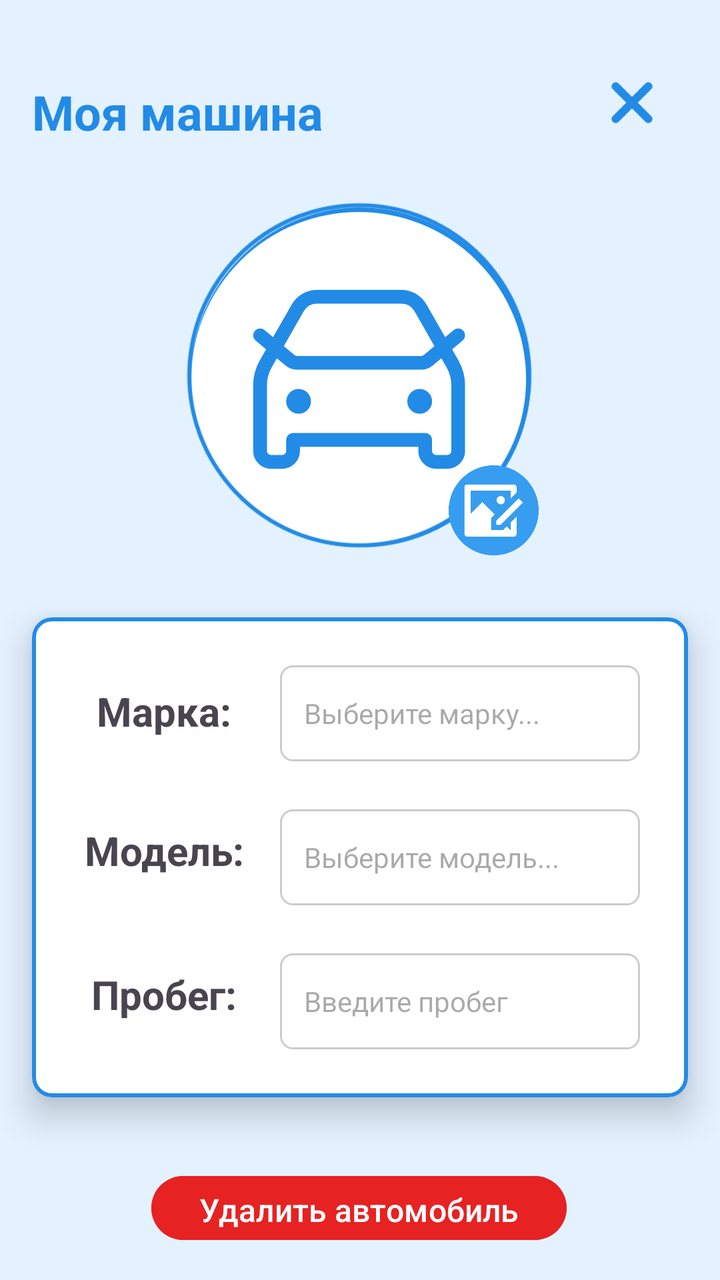
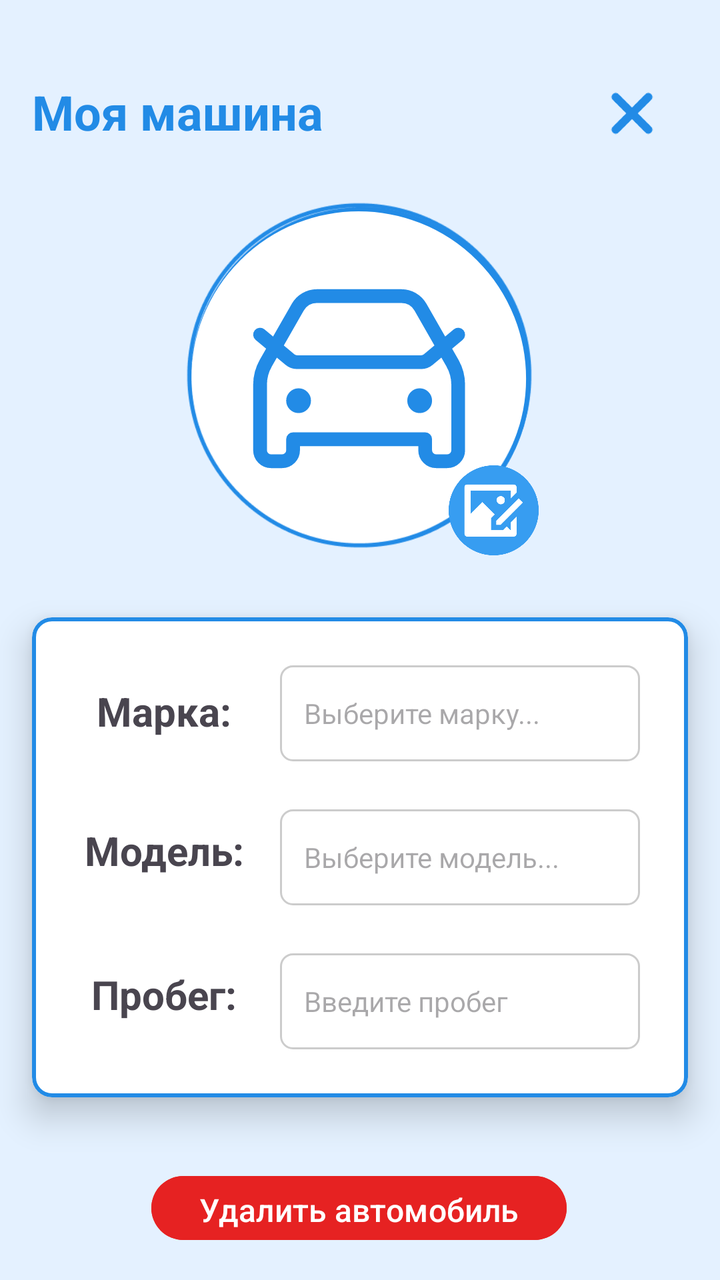

Two renders of the same Android screen: before a commit and after it. Below are the layout's source before the change and the commit's diff.
<!-- AndroidManifest.xml: application theme Theme.MyCar -->
<!-- res/layout/activity_main_add_car.xml -->
<?xml version="1.0" encoding="utf-8"?>
<androidx.constraintlayout.widget.ConstraintLayout xmlns:android="http://schemas.android.com/apk/res/android"
    xmlns:app="http://schemas.android.com/apk/res-auto"
    xmlns:tools="http://schemas.android.com/tools"
    android:id="@+id/main"
    android:layout_width="match_parent"
    android:layout_height="match_parent"
    android:background="#E4F1FF"
    tools:context=".MainActivityAddCar">

    <ImageView
        android:id="@+id/imageView11"
        android:layout_width="180dp"
        android:layout_height="180dp"
        android:layout_marginTop="24dp"
        android:padding="4dp"
        android:scaleType="centerCrop"
        android:src="@drawable/car"
        app:layout_constraintBottom_toBottomOf="parent"
        app:layout_constraintEnd_toEndOf="parent"
        app:layout_constraintHorizontal_bias="0.497"
        app:layout_constraintStart_toStartOf="parent"
        app:layout_constraintTop_toBottomOf="@+id/textView2"
        app:layout_constraintVertical_bias="0.01"
        app:strokeColor="#228BE6"
        app:strokeWidth="2dp" />

    <ImageView
        android:id="@+id/imageView10"
        android:layout_width="210dp"
        android:layout_height="210dp"
        app:layout_constraintBottom_toBottomOf="@+id/cardView"
        app:layout_constraintEnd_toEndOf="parent"
        app:layout_constraintHorizontal_bias="0.497"
        app:layout_constraintStart_toStartOf="parent"
        app:layout_constraintTop_toBottomOf="@+id/textView2"
        app:layout_constraintVertical_bias="0.03"
        app:srcCompat="@drawable/group" />

    <Button
        android:id="@+id/button"
        android:layout_width="0dp"
        android:layout_height="50dp"
        android:layout_marginStart="32dp"
        android:layout_marginTop="16dp"
        android:layout_marginEnd="32dp"
        android:layout_marginBottom="24dp"
        android:backgroundTint="#228BE6"
        android:text="Сохранить"
        android:textSize="18sp"
        app:layout_constraintBottom_toTopOf="@+id/deleteButton"
        app:layout_constraintEnd_toEndOf="parent"
        app:layout_constraintHorizontal_bias="0.496"
        app:layout_constraintStart_toStartOf="parent"
        app:layout_constraintTop_toBottomOf="@+id/carCardView"
        app:layout_constraintVertical_bias="0.333" />

    <Button
        android:id="@+id/deleteButton"
        android:layout_width="wrap_content"
        android:layout_height="40dp"
        android:layout_marginBottom="16dp"
        android:backgroundTint="#E62222"
        android:text="Удалить автомобиль"
        android:textSize="16sp"
        app:layout_constraintBottom_toTopOf="@+id/cardView"
        app:layout_constraintEnd_toEndOf="parent"
        app:layout_constraintHorizontal_bias="0.497"
        app:layout_constraintStart_toStartOf="parent" />

    <TextView
        android:id="@+id/textView2"
        android:layout_width="wrap_content"
        android:layout_height="wrap_content"
        android:layout_marginStart="16dp"
        android:layout_marginTop="16dp"
        android:text="Моя машина"
        android:textColor="#228BE6"
        android:textSize="24sp"
        android:textStyle="bold"
        android:typeface="normal"
        app:layout_constraintBottom_toBottomOf="parent"
        app:layout_constraintEnd_toEndOf="parent"
        app:layout_constraintHorizontal_bias="0.0"
        app:layout_constraintStart_toStartOf="parent"
        app:layout_constraintTop_toTopOf="parent"
        app:layout_constraintVertical_bias="0.04" />

    <com.google.android.material.card.MaterialCardView
        android:id="@+id/carCardView"
        android:layout_width="0dp"
        android:layout_height="240dp"
        android:layout_marginStart="16dp"
        android:layout_marginTop="16dp"
        android:layout_marginEnd="16dp"
        app:cardBackgroundColor="@android:color/white"
        app:cardCornerRadius="10dp"
        app:cardElevation="10dp"
        app:layout_constraintEnd_toEndOf="parent"
        app:layout_constraintHorizontal_bias="0.0"
        app:layout_constraintStart_toStartOf="parent"
        app:layout_constraintTop_toBottomOf="@+id/imageView10"
        app:strokeColor="#228BE6"
        app:strokeWidth="2dp">

        <androidx.constraintlayout.widget.ConstraintLayout
            android:layout_width="match_parent"
            android:layout_height="match_parent"
            android:padding="8dp">

            <TextView
                android:id="@+id/textView3"
                android:layout_width="100dp"
                android:layout_height="40dp"
                android:layout_marginStart="8dp"
                android:layout_marginBottom="8dp"
                android:padding="3dp"
                android:text="Марка:"
                android:textAlignment="center"
                android:textSize="20sp"
                android:textStyle="bold"
                app:layout_constraintBottom_toTopOf="@+id/textView6"
                app:layout_constraintStart_toStartOf="parent"
                app:layout_constraintTop_toTopOf="parent"
                app:layout_constraintVertical_bias="0.51" />

            <TextView
                android:id="@+id/brandAutoComplete"
                android:layout_width="180dp"
                android:layout_height="48dp"
                android:layout_marginEnd="16dp"
                android:layout_marginBottom="8dp"
                android:background="@drawable/bg_edit_text"
                android:clickable="true"
                android:ellipsize="end"
                android:focusable="true"
                android:gravity="center_vertical"
                android:hint="Выберите марку..."
                android:maxLines="1"
                android:paddingStart="12dp"
                android:paddingEnd="12dp"
                android:textSize="14sp"
                app:layout_constraintBottom_toTopOf="@+id/modelAutoComplete"
                app:layout_constraintEnd_toEndOf="parent"
                app:layout_constraintTop_toTopOf="parent"
                app:layout_constraintVertical_bias="0.2" />

            <TextView
                android:id="@+id/textView6"
                android:layout_width="100dp"
                android:layout_height="40dp"
                android:layout_marginStart="8dp"
                android:layout_marginBottom="32dp"
                android:padding="3dp"
                android:text="Модель:"
                android:textAlignment="center"
                android:textSize="20sp"
                android:textStyle="bold"
                app:layout_constraintBottom_toTopOf="@+id/textView7"
                app:layout_constraintStart_toStartOf="parent" />

            <TextView
                android:id="@+id/modelAutoComplete"
                android:layout_width="180dp"
                android:layout_height="48dp"
                android:layout_marginEnd="16dp"
                android:layout_marginBottom="8dp"
                android:background="@drawable/bg_edit_text"
                android:clickable="true"
                android:ellipsize="end"
                android:focusable="true"
                android:gravity="center_vertical"
                android:hint="Выберите модель..."
                android:maxLines="1"
                android:paddingStart="12dp"
                android:paddingEnd="12dp"
                android:textSize="14sp"
                app:layout_constraintBottom_toTopOf="@+id/textInputEditText2"
                app:layout_constraintEnd_toEndOf="parent"
                app:layout_constraintTop_toBottomOf="@+id/brandAutoComplete" />

            <TextView
                android:id="@+id/textView7"
                android:layout_width="100dp"
                android:layout_height="40dp"
                android:layout_marginStart="8dp"
                android:layout_marginBottom="20dp"
                android:padding="3dp"
                android:text="Пробег:"
                android:textAlignment="center"
                android:textSize="20sp"
                android:textStyle="bold"
                app:layout_constraintBottom_toBottomOf="parent"
                app:layout_constraintStart_toStartOf="parent" />

            <com.google.android.material.textfield.TextInputLayout
                android:id="@+id/mileageTextInputLayout"
                style="@style/Widget.MaterialComponents.TextInputLayout.OutlinedBox"
                android:layout_width="180dp"
                android:layout_height="wrap_content"
                android:layout_marginEnd="16dp"
                android:visibility="gone"
                app:layout_constraintEnd_toEndOf="parent"
                app:layout_constraintTop_toBottomOf="@+id/modelAutoComplete"
                app:layout_constraintBottom_toBottomOf="parent"
                app:layout_constraintVertical_bias="0.1">

                <com.google.android.material.textfield.TextInputEditText
                    android:id="@+id/textInputEditText"
                    android:layout_width="match_parent"
                    android:layout_height="48dp"
                    android:hint="Введите пробег"
                    android:inputType="number"
                    android:paddingStart="12dp"
                    android:paddingEnd="12dp"
                    android:singleLine="true"
                    android:textSize="14sp" />

            </com.google.android.material.textfield.TextInputLayout>

            <EditText
                android:id="@+id/textInputEditText2"
                android:layout_width="180dp"
                android:layout_height="48dp"
                android:layout_marginEnd="16dp"
                android:background="@drawable/bg_edit_text"
                android:hint="Введите пробег"
                android:inputType="number"
                android:paddingStart="12dp"
                android:paddingEnd="12dp"
                android:singleLine="true"
                android:textSize="14sp"
                app:layout_constraintEnd_toEndOf="parent"
                app:layout_constraintTop_toBottomOf="@+id/modelAutoComplete"
                app:layout_constraintBottom_toBottomOf="parent"
                app:layout_constraintVertical_bias="0.1" />

        </androidx.constraintlayout.widget.ConstraintLayout>
    </com.google.android.material.card.MaterialCardView>

    <androidx.cardview.widget.CardView
        android:id="@+id/cardView"
        android:layout_width="0dp"
        android:layout_height="wrap_content"
        app:cardBackgroundColor="#228BE6"
        app:layout_constraintBottom_toBottomOf="parent"
        app:layout_constraintEnd_toEndOf="parent"
        app:layout_constraintStart_toStartOf="parent" />

    <ImageView
        android:id="@+id/imageView2"
        android:layout_width="40dp"
        android:layout_height="40dp"
        android:layout_marginTop="8dp"
        android:layout_marginEnd="24dp"
        android:layout_marginBottom="171dp"
        app:layout_constraintBottom_toTopOf="@+id/carCardView"
        app:layout_constraintEnd_toEndOf="parent"
        app:layout_constraintHorizontal_bias="1.0"
        app:layout_constraintStart_toEndOf="@+id/textView2"
        app:layout_constraintTop_toTopOf="parent"
        app:layout_constraintVertical_bias="0.259"
        app:srcCompat="@drawable/cancel" />

    

    <ImageView
        android:id="@+id/editimageView"
        android:layout_width="45dp"
        android:layout_height="45dp"
        android:layout_marginTop="150dp"
        app:layout_constraintBottom_toBottomOf="@+id/imageView11"
        app:layout_constraintEnd_toEndOf="@+id/imageView11"
        app:layout_constraintHorizontal_bias="1.0"
        app:layout_constraintStart_toStartOf="@+id/imageView11"
        app:layout_constraintTop_toTopOf="@+id/imageView10"
        app:layout_constraintVertical_bias="0.0"
        app:srcCompat="@drawable/edit" />

    <FrameLayout
        android:id="@+id/progressOverlay"
        android:layout_width="match_parent"
        android:layout_height="match_parent"
        android:background="#40E4F1FF"
        android:visibility="gone"
        android:elevation="10dp">
        <ProgressBar
            android:layout_width="64dp"
            android:layout_height="64dp"
            android:layout_gravity="center"
            android:indeterminateTint="#228BE6" />
    </FrameLayout>

</androidx.constraintlayout.widget.ConstraintLayout>
<!-- resources referenced by this layout -->
<resources>
  <!-- drawable bg_edit_text (drawable) -->
  <?xml version="1.0" encoding="utf-8"?>
  <shape xmlns:android="http://schemas.android.com/apk/res/android"
      android:shape="rectangle">
      <solid android:color="#FFFFFF" />
      <stroke android:width="1dp" android:color="#CCCCCC" />
      <corners android:radius="6dp" />
  </shape>
  <!-- drawable cancel: png bitmap (drawable, 43065 bytes) -->
  <!-- drawable car (drawable) -->
  <vector xmlns:android="http://schemas.android.com/apk/res/android"
      android:width="150dp"
      android:height="150dp"
      android:viewportWidth="150"
      android:viewportHeight="150">
    <path
        android:pathData="M75,75m-74,0a74,74 0,1 1,148 0a74,74 0,1 1,-148 0"
        android:strokeWidth="2"
        android:fillColor="#ffffff"
        android:strokeColor="#228BE6"/>
    <path
        android:pathData="M32,55.8L45.06,66.69C45.93,67.41 47.01,67.8 48.14,67.8H102.26C103.39,67.8 104.47,67.41 105.33,66.69L118.4,55.8M48.8,84.6H48.85M101.6,84.6H101.65M56.77,39H93.63C97.07,39 100.25,40.85 101.96,43.84L115.87,68.17C117.53,71.07 118.4,74.36 118.4,77.7V106.2C118.4,108.85 116.25,111 113.6,111H108.8C106.15,111 104,108.85 104,106.2V101.4H46.4V106.2C46.4,108.85 44.25,111 41.6,111H36.8C34.15,111 32,108.85 32,106.2V77.7C32,74.36 32.87,71.07 34.53,68.17L48.44,43.84C50.15,40.85 53.33,39 56.77,39ZM51.2,84.6C51.2,85.93 50.13,87 48.8,87C47.47,87 46.4,85.93 46.4,84.6C46.4,83.27 47.47,82.2 48.8,82.2C50.13,82.2 51.2,83.27 51.2,84.6ZM104,84.6C104,85.93 102.93,87 101.6,87C100.28,87 99.2,85.93 99.2,84.6C99.2,83.27 100.28,82.2 101.6,82.2C102.93,82.2 104,83.27 104,84.6Z"
        android:strokeLineJoin="round"
        android:strokeWidth="6"
        android:fillColor="#00000000"
        android:strokeColor="#228BE6"
        android:strokeLineCap="round"/>
  </vector>
  <!-- drawable edit: png bitmap (drawable, 17703 bytes) -->
  <!-- drawable group: png bitmap (drawable, 13524 bytes) -->
  <style name="Theme.MyCar" parent="Base.Theme.MyCar" />
  <style name="Base.Theme.MyCar" parent="Theme.Material3.DayNight.NoActionBar">
          <item name="colorPrimary">@color/my_home_bar_color</item>
          <item name="colorSecondary">@color/my_home_bar_color</item>
          <item name="android:statusBarColor">@color/my_status_bar_color</item>
          <item name="android:navigationBarColor">@color/my_status_bar_color</item>
          <item name="android:windowAnimationStyle">@style/ActivityAnimation</item>
      </style>
  <color name="my_home_bar_color">#228BE6</color>
  <color name="my_status_bar_color">#E4F1FF</color>
  <style name="ActivityAnimation" parent="@android:style/Animation.Activity">
          <item name="android:activityOpenEnterAnimation">@anim/slide_in_right</item>
          <item name="android:activityOpenExitAnimation">@anim/slide_out_left</item>
          <item name="android:activityCloseEnterAnimation">@anim/slide_in_left</item>
          <item name="android:activityCloseExitAnimation">@anim/slide_out_right</item>
      </style>
</resources>

<!-- the commit's change to res/layout/activity_main_add_car.xml (unified diff, before → after) -->
@@ -21,7 +21,7 @@
         app:layout_constraintHorizontal_bias="0.497"
         app:layout_constraintStart_toStartOf="parent"
         app:layout_constraintTop_toBottomOf="@+id/textView2"
-        app:layout_constraintVertical_bias="0.01"
+        app:layout_constraintVertical_bias="0.009"
         app:strokeColor="#228BE6"
         app:strokeWidth="2dp" />
 
@@ -247,6 +247,8 @@
         app:layout_constraintEnd_toEndOf="parent"
         app:layout_constraintStart_toStartOf="parent" />
 
+    
+
     <ImageView
         android:id="@+id/imageView2"
         android:layout_width="40dp"
@@ -259,10 +261,8 @@
         app:layout_constraintHorizontal_bias="1.0"
         app:layout_constraintStart_toEndOf="@+id/textView2"
         app:layout_constraintTop_toTopOf="parent"
-        app:layout_constraintVertical_bias="0.259"
+        app:layout_constraintVertical_bias="0.32"
         app:srcCompat="@drawable/cancel" />
-
-    
 
     <ImageView
         android:id="@+id/editimageView"
